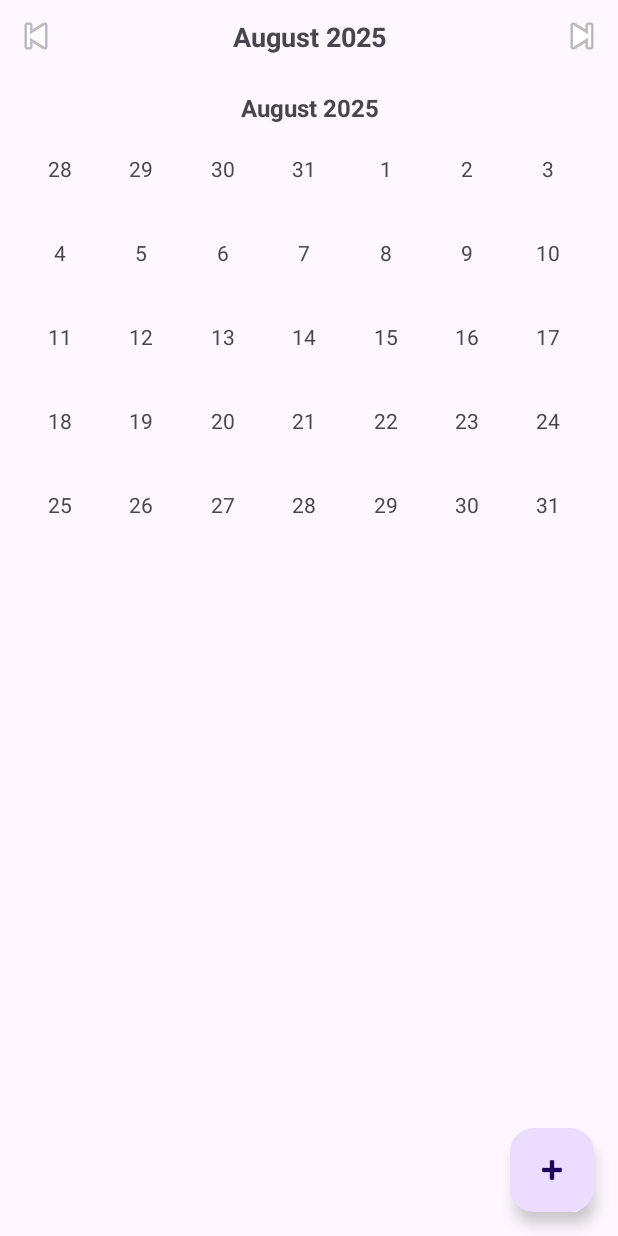
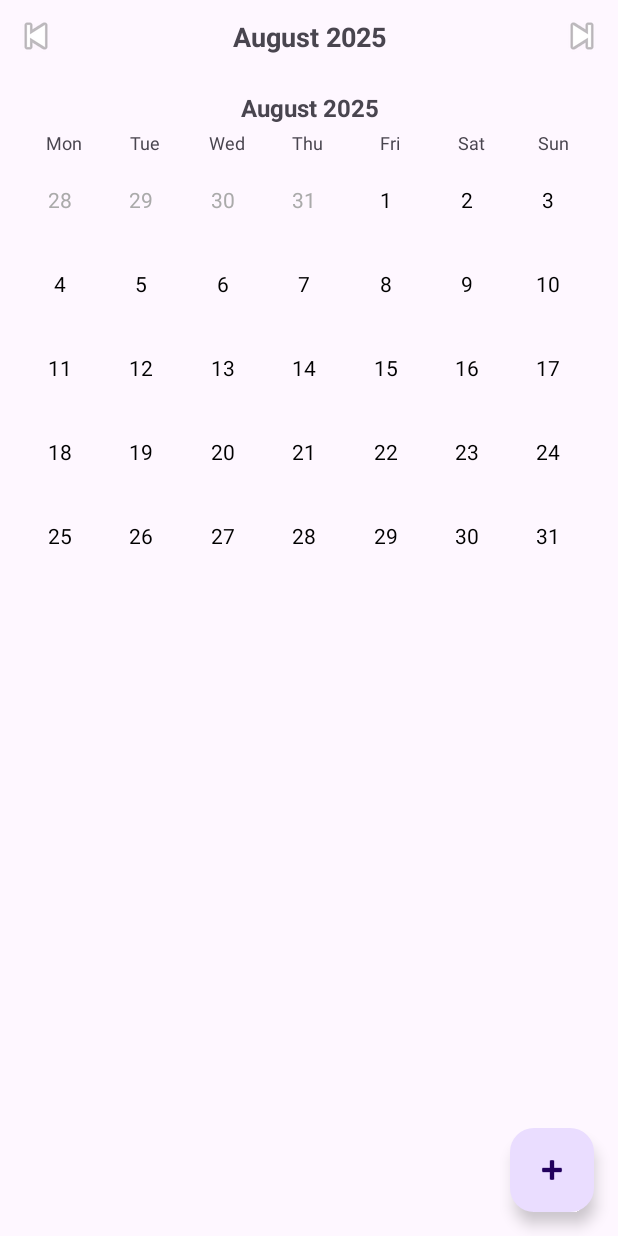
Before and after one commit to Anchaljajoo7/EventPlannerApp, an Android app: the screen it shows after launch (MainActivity), after a tap on "Previous month", on a phone screen of 412 x 824 dp. Run offline under Robolectric (Android 15) with nearby library versions, the phone set to English and light mode, and no system bars; our stand-ins replace Room's generated code.

```diff
--- a/app/src/main/java/com/app/eventplannerapp/ui/CalendarGridAdapter.kt
+++ b/app/src/main/java/com/app/eventplannerapp/ui/CalendarGridAdapter.kt
@@ -12,6 +12,7 @@ class CalendarGridAdapter(
     private var days: List<LocalDate>,
     private var eventDates: Set<LocalDate>,
     private val onDayClick: (LocalDate) -> Unit,
+    private var currentMonth: java.time.YearMonth
 ) : RecyclerView.Adapter<CalendarGridAdapter.DayViewHolder>() {
 
     private var selectedDate: LocalDate? = null
@@ -31,6 +32,11 @@ class CalendarGridAdapter(
         notifyDataSetChanged()
     }
 
+    fun updateCurrentMonth(month: java.time.YearMonth) {
+        currentMonth = month
+        notifyDataSetChanged()
+    }
+
     override fun onCreateViewHolder(parent: ViewGroup, viewType: Int): DayViewHolder {
         val v = LayoutInflater.from(parent.context).inflate(R.layout.day_calendar_cell, parent, false)
         return DayViewHolder(v)
@@ -38,8 +44,8 @@ class CalendarGridAdapter(
 
     override fun onBindViewHolder(holder: DayViewHolder, position: Int) {
         val date = days[position]
-        holder.bind(date, eventDates.contains(date), onDayClick)
-        holder.setSelected(date == selectedDate)
+        val isSelected = date == selectedDate
+        holder.bind(date, eventDates.contains(date), onDayClick, currentMonth, isSelected)
     }
 
     override fun getItemCount(): Int = days.size
@@ -48,14 +54,34 @@ class CalendarGridAdapter(
         private val tvDay: TextView = itemView.findViewById(R.id.tvDayNumber)
         private val indicator: View = itemView.findViewById(R.id.indicator)
 
-        fun bind(date: LocalDate, hasEvent: Boolean, onDayClick: (LocalDate) -> Unit) {
+        fun bind(
+            date: LocalDate,
+            hasEvent: Boolean,
+            onDayClick: (LocalDate) -> Unit,
+            currentMonth: java.time.YearMonth,
+            isSelected: Boolean
+        ) {
             tvDay.text = date.dayOfMonth.toString()
             indicator.visibility = if (hasEvent) View.VISIBLE else View.GONE
             itemView.setOnClickListener { onDayClick(date) }
             tvDay.background = null
-        }
-        fun setSelected(selected: Boolean) {
-            tvDay.background = if (selected) itemView.context.getDrawable(R.drawable.bg_selected_day) else null
+
+            // Set different text colors for current month vs other months
+            val isCurrentMonth = date.year == currentMonth.year && date.month == currentMonth.month
+            tvDay.setTextColor(
+                if (isCurrentMonth)
+                    itemView.context.getColor(android.R.color.black)
+                else
+                    itemView.context.getColor(android.R.color.darker_gray)
+            )
+
+            // Highlight today
+            val today = java.time.LocalDate.now()
+            tvDay.background = when {
+                isSelected -> itemView.context.getDrawable(R.drawable.bg_selected_day)
+                date == today -> itemView.context.getDrawable(R.drawable.bg_today_day)
+                else -> null
+            }
         }
     }
 }
--- a/app/src/main/java/com/app/eventplannerapp/ui/MonthPagerAdapter.kt
+++ b/app/src/main/java/com/app/eventplannerapp/ui/MonthPagerAdapter.kt
@@ -53,17 +53,27 @@ class MonthPagerAdapter(
             val daysInMonth = month.lengthOfMonth()
             val startShift = (first.dayOfWeek.ordinal + 7 - DayOfWeek.MONDAY.ordinal) % 7
             val days = buildList {
+                // Leading days from previous month to align the first week starting Monday
                 for (i in startShift downTo 1) add(first.minusDays(i.toLong()))
+                // All days in current month
                 repeat(daysInMonth) { add(first.plusDays(it.toLong())) }
+                // Trailing days from next month to fill the last week
+                val remainder = size % 7
+                if (remainder != 0) {
+                    val toFill = 7 - remainder
+                    val startNext = first.plusDays(daysInMonth.toLong())
+                    repeat(toFill) { add(startNext.plusDays(it.toLong())) }
+                }
             }
 
             if (adapter == null) {
-                adapter = CalendarGridAdapter(days, eventDates, onDayClick)
+                adapter = CalendarGridAdapter(days, eventDates, onDayClick, month)
                 rv.layoutManager = GridLayoutManager(itemView.context, 7)
                 rv.adapter = adapter
             } else {
                 adapter!!.updateDays(days)
                 adapter!!.updateEventDates(eventDates)
+                adapter!!.updateCurrentMonth(month)
             }
             adapter!!.setSelectedDate(selectedDate)
         }
--- /dev/null
+++ b/app/src/main/res/drawable/bg_today_day.xml
@@ -0,0 +1,5 @@
+<?xml version="1.0" encoding="utf-8"?>
+<shape xmlns:android="http://schemas.android.com/apk/res/android" android:shape="oval">
+    <size android:width="28dp" android:height="28dp" />
+    <solid android:color="@android:color/holo_blue_light" />
+</shape>
--- a/app/src/main/res/layout/view_month_grid.xml
+++ b/app/src/main/res/layout/view_month_grid.xml
@@ -13,6 +13,24 @@
         android:textStyle="bold"
         android:padding="4dp" />
 
+    <LinearLayout
+        android:id="@+id/dowHeader"
+        android:layout_width="match_parent"
+        android:layout_height="wrap_content"
+        android:orientation="horizontal"
+        android:paddingStart="8dp"
+        android:paddingEnd="8dp"
+        android:paddingBottom="4dp">
+
+        <TextView android:layout_width="0dp" android:layout_height="wrap_content" android:layout_weight="1" android:gravity="center" android:text="Mon" android:textSize="12sp" />
+        <TextView android:layout_width="0dp" android:layout_height="wrap_content" android:layout_weight="1" android:gravity="center" android:text="Tue" android:textSize="12sp" />
+        <TextView android:layout_width="0dp" android:layout_height="wrap_content" android:layout_weight="1" android:gravity="center" android:text="Wed" android:textSize="12sp" />
+        <TextView android:layout_width="0dp" android:layout_height="wrap_content" android:layout_weight="1" android:gravity="center" android:text="Thu" android:textSize="12sp" />
+        <TextView android:layout_width="0dp" android:layout_height="wrap_content" android:layout_weight="1" android:gravity="center" android:text="Fri" android:textSize="12sp" />
+        <TextView android:layout_width="0dp" android:layout_height="wrap_content" android:layout_weight="1" android:gravity="center" android:text="Sat" android:textSize="12sp" />
+        <TextView android:layout_width="0dp" android:layout_height="wrap_content" android:layout_weight="1" android:gravity="center" android:text="Sun" android:textSize="12sp" />
+    </LinearLayout>
+
     <androidx.recyclerview.widget.RecyclerView
         android:id="@+id/monthGrid"
         android:layout_width="match_parent"
```
